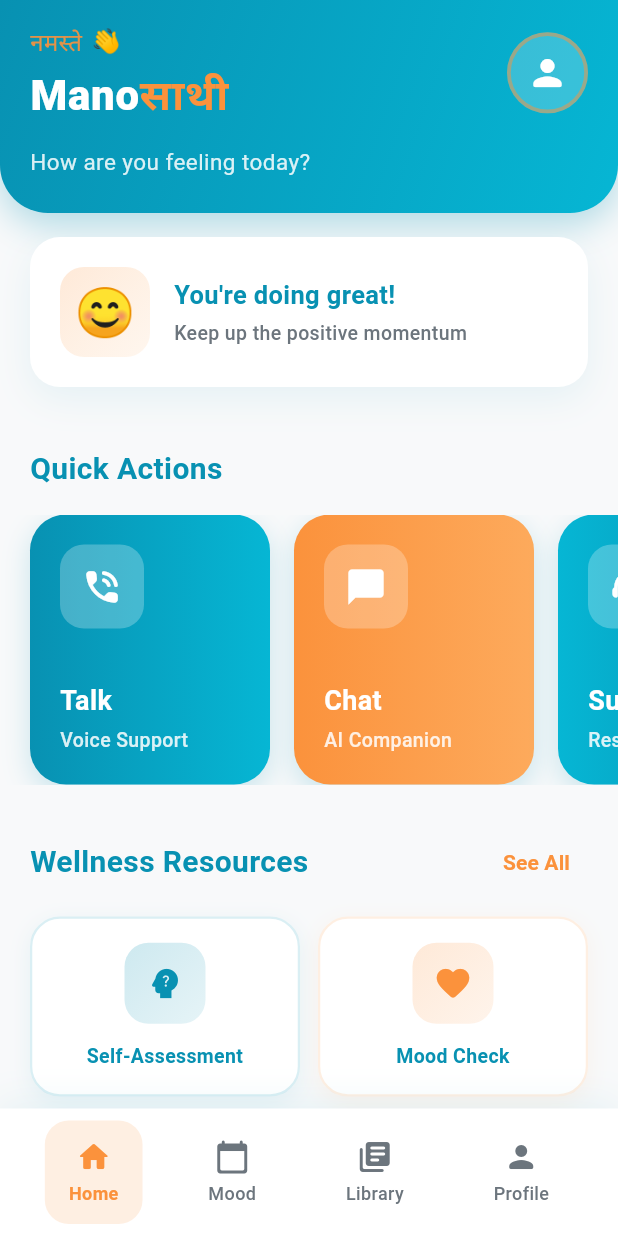
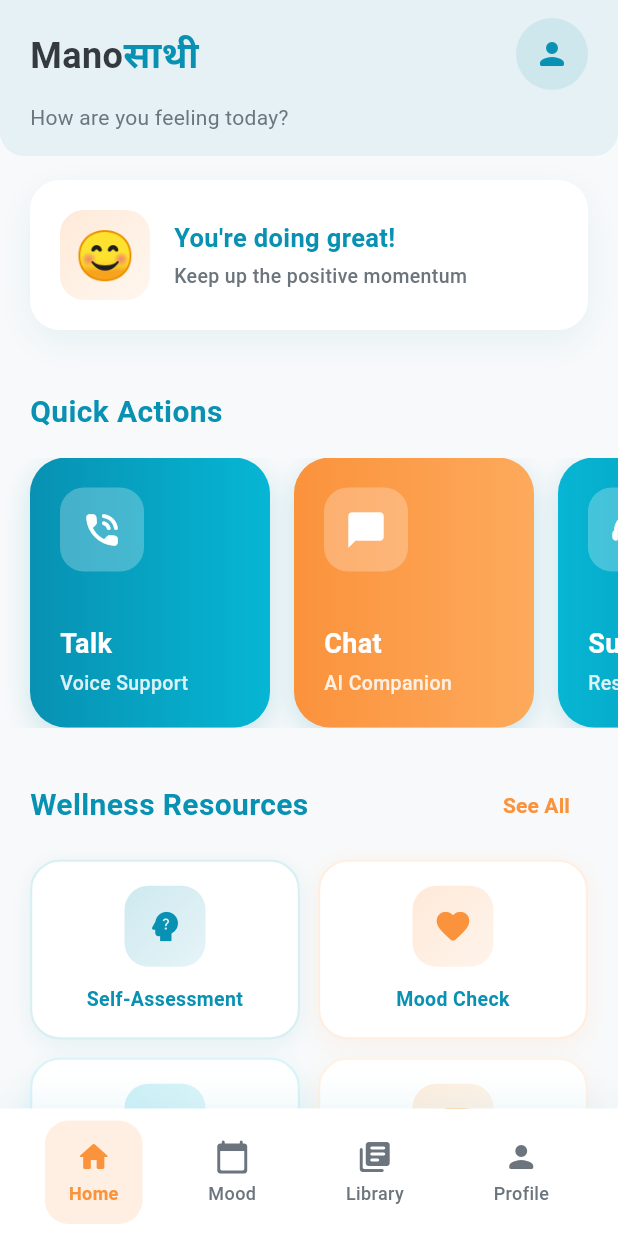
Before and after one commit to Shivambhatt2305/ManoSaathi, a Flutter app: the screen it shows after launch, on a phone screen of 412 x 824 dp. Run offline on Flutter 3.47's test engine with Material 3 defaults, Android fonts, the phone set to English and light mode, and no system bars.

Commit message:
chnage home screen by shivam

```diff
--- a/lib/views/screens/home_screen.dart
+++ b/lib/views/screens/home_screen.dart
@@ -36,27 +36,16 @@ class _HomeScreenState extends State<HomeScreen> {
     );
   }
 
-  // Header with gradient background
+  // Header with simple, eye-friendly design
   Widget _buildHeader() {
     return Container(
-      padding: const EdgeInsets.fromLTRB(20, 16, 20, 24),
+      padding: const EdgeInsets.fromLTRB(20, 12, 20, 16),
       decoration: BoxDecoration(
-        gradient: LinearGradient(
-          begin: Alignment.topLeft,
-          end: Alignment.bottomRight,
-          colors: [AppColors.primary, AppColors.primaryLight],
+        color: AppColors.primary.withOpacity(0.08),
+        borderRadius: const BorderRadius.only(
+          bottomLeft: Radius.circular(16),
+          bottomRight: Radius.circular(16),
         ),
-        borderRadius: const BorderRadius.only(
-          bottomLeft: Radius.circular(32),
-          bottomRight: Radius.circular(32),
-        ),
-        boxShadow: [
-          BoxShadow(
-            color: AppColors.primary.withOpacity(0.3),
-            blurRadius: 20,
-            offset: const Offset(0, 8),
-          ),
-        ],
       ),
       child: Column(
         crossAxisAlignment: CrossAxisAlignment.start,
@@ -67,40 +56,25 @@ class _HomeScreenState extends State<HomeScreen> {
               Column(
                 crossAxisAlignment: CrossAxisAlignment.start,
                 children: [
-                  Row(
-                    children: [
-                      Text(
-                        'नमस्ते',
-                        style: TextStyle(
-                          fontSize: 16,
-                          fontWeight: FontWeight.w500,
-                          color: AppColors.accent.withOpacity(0.9),
-                        ),
-                      ),
-                      const SizedBox(width: 6),
-                      Text('👋', style: TextStyle(fontSize: 16)),
-                    ],
-                  ),
-                  const SizedBox(height: 4),
                   RichText(
                     text: const TextSpan(
                       children: [
                         TextSpan(
                           text: 'Mano',
                           style: TextStyle(
-                            fontSize: 28,
-                            fontWeight: FontWeight.w800,
-                            color: AppColors.white,
-                            letterSpacing: 0.5,
+                            fontSize: 24,
+                            fontWeight: FontWeight.w700,
+                            color: AppColors.darkGray,
+                            letterSpacing: 0.3,
                           ),
                         ),
                         TextSpan(
                           text: 'साथी',
                           style: TextStyle(
-                            fontSize: 28,
-                            fontWeight: FontWeight.w800,
-                            color: AppColors.accent,
-                            letterSpacing: 0.5,
+                            fontSize: 24,
+                            fontWeight: FontWeight.w700,
+                            color: AppColors.primary,
+                            letterSpacing: 0.3,
                           ),
                         ),
                       ],
@@ -111,33 +85,29 @@ class _HomeScreenState extends State<HomeScreen> {
               GestureDetector(
                 onTap: () => Navigator.pushNamed(context, '/profile'),
                 child: Container(
-                  width: 54,
-                  height: 54,
+                  width: 48,
+                  height: 48,
                   decoration: BoxDecoration(
-                    color: AppColors.white.withOpacity(0.2),
+                    color: AppColors.primary.withOpacity(0.1),
                     shape: BoxShape.circle,
-                    border: Border.all(
-                      color: AppColors.accent.withOpacity(0.5),
-                      width: 2.5,
-                    ),
                   ),
                   child: Icon(
                     Icons.person_rounded,
-                    color: AppColors.white,
-                    size: 28,
+                    color: AppColors.primary,
+                    size: 24,
                   ),
                 ),
               ),
             ],
           ),
-          const SizedBox(height: 16),
+          const SizedBox(height: 8),
           Text(
             'How are you feeling today?',
             style: TextStyle(
-              fontSize: 15,
+              fontSize: 14,
               fontWeight: FontWeight.w400,
-              color: AppColors.white.withOpacity(0.85),
-              letterSpacing: 0.3,
+              color: AppColors.mediumGray,
+              letterSpacing: 0.2,
             ),
           ),
         ],
```
